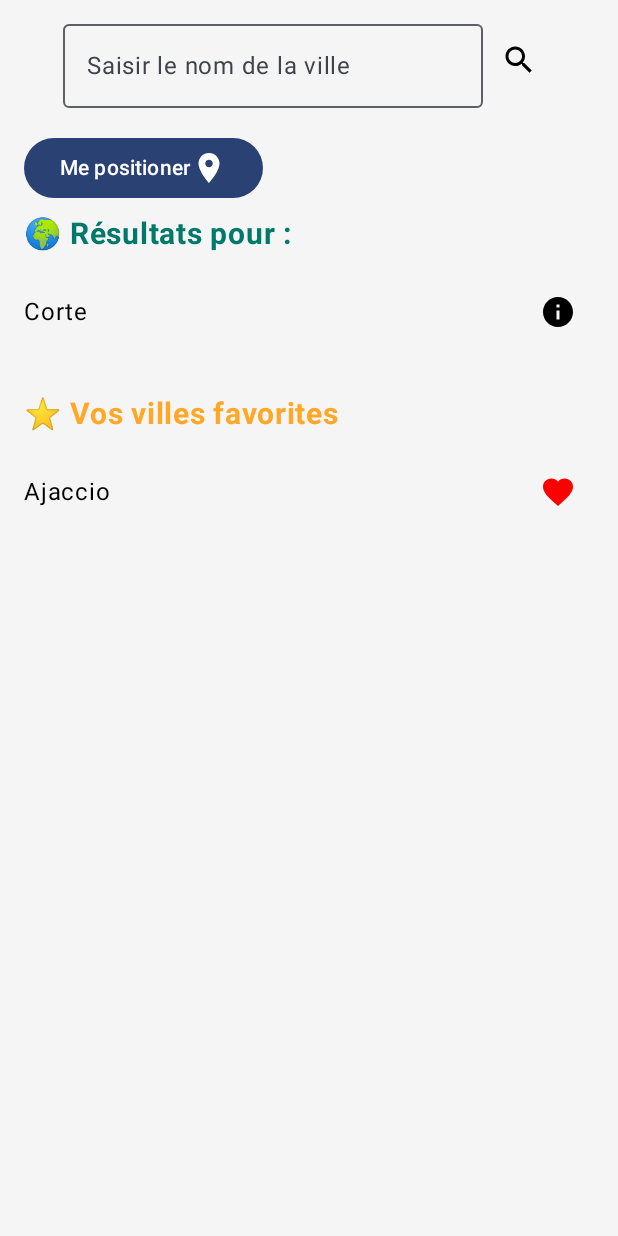
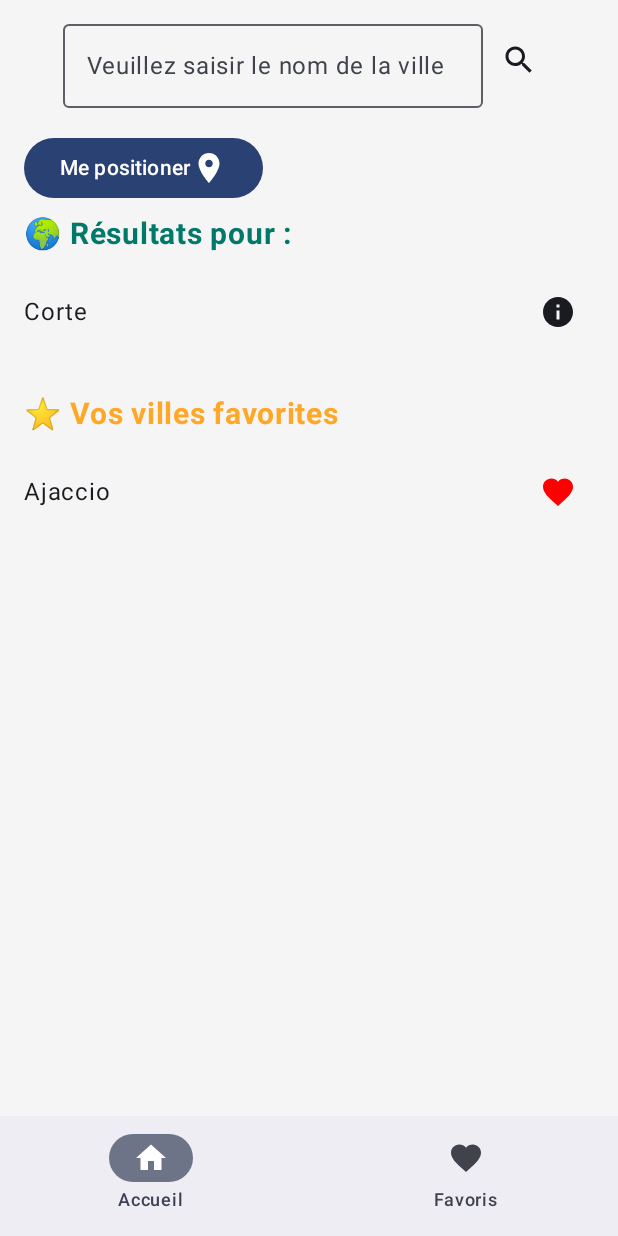
Before and after one commit to yasminehamadene/M-t-o_, an Android app built with Jetpack Compose: the home screen opened through its navigation route, on a phone screen of 412 x 824 dp. Run offline under Robolectric (Android 15) with nearby library versions, the phone set to English and light mode, and no system bars.

Commit message:
ajout de la navigation entre Accueil et Favoris

```diff
--- a/app/src/main/java/com/example/mto_/MainActivity.kt
+++ b/app/src/main/java/com/example/mto_/MainActivity.kt
@@ -4,16 +4,22 @@ import android.os.Bundle
 import androidx.activity.ComponentActivity
 import androidx.activity.compose.setContent
 import androidx.activity.enableEdgeToEdge
-import androidx.compose.foundation.layout.fillMaxSize
 import androidx.compose.foundation.layout.padding
+import androidx.compose.material3.Icon
+import androidx.compose.material3.NavigationBar
+import androidx.compose.material3.NavigationBarItem
 import androidx.compose.material3.Scaffold
 import androidx.compose.material3.Text
-import androidx.compose.runtime.Composable
+import androidx.compose.runtime.getValue
 import androidx.compose.ui.Modifier
-import androidx.compose.ui.tooling.preview.Preview
+import androidx.navigation.compose.currentBackStackEntryAsState
 import androidx.navigation.compose.rememberNavController
 import com.example.mto_.navigation.navigate
+import com.example.mto_.navigation.Routes
 import com.example.mto_.ui.theme.Météo_Theme
+import androidx.compose.material.icons.Icons
+import androidx.compose.material.icons.filled.Favorite
+import androidx.compose.material.icons.filled.Home
 
 class MainActivity : ComponentActivity() {
     override fun onCreate(savedInstanceState: Bundle?) {
@@ -22,15 +28,46 @@ class MainActivity : ComponentActivity() {
         setContent {
             Météo_Theme {
                 val navController = rememberNavController()
+                val navBackStackEntry by navController.currentBackStackEntryAsState()
+                val currentRoute = navBackStackEntry?.destination?.route
 
-                navigate(
-                    navController= rememberNavController()
-                )
+                Scaffold(
+                    bottomBar = {
+                        NavigationBar {
+                            NavigationBarItem(
+                                selected = currentRoute == Routes.HOME_PAGE,
+                                onClick = {
+                                    navController.navigate(Routes.HOME_PAGE) {
+                                        popUpTo(Routes.HOME_PAGE) { inclusive = true }
+                                    }
+                                },
+                                icon = {
+                                    Icon(Icons.Filled.Home, contentDescription = "Accueil")
+                                },
+                                label = { Text("Accueil") }
+                            )
+
+                            NavigationBarItem(
+                                selected = currentRoute == Routes.FAVORITES,  // Utilisation de Routes.FAVORITES
+                                onClick = {
+                                    navController.navigate(Routes.FAVORITES) {  // Utilisation de Routes.FAVORITES
+                                        popUpTo(Routes.FAVORITES) { inclusive = true }
+                                    }
+                                },
+                                icon = {
+                                    Icon(Icons.Filled.Favorite, contentDescription = "Favoris")
+                                },
+                                label = { Text("Favoris") }
+                            )
+                        }
+                    }
+                ) { paddingValues ->
+                    navigate(
+                        navController = navController,
+                        modifier = Modifier.padding(paddingValues)
+                    )
                 }
             }
         }
-
-
-
-
     }
+}
--- a/app/src/main/java/com/example/mto_/navigation/navigate.kt
+++ b/app/src/main/java/com/example/mto_/navigation/navigate.kt
@@ -5,25 +5,21 @@ import androidx.compose.ui.Modifier
 import androidx.navigation.NavHostController
 import androidx.navigation.compose.NavHost
 import androidx.navigation.compose.composable
-import com.example.mto_.components.favorit
-import com.example.mto_.datacontracts.MeteoDto
 import com.example.mto_.views.Accueil
 import com.example.mto_.views.FavoritesView
-import yahvya.meteo_app.views.MeteoDetailsView
-import yahvya.meteo_app.views.MeteoDetailsViewPreview
+import com.example.mto_.datacontracts.MeteoDto
+import com.example.mto_.datacontracts.Hourly
+import com.example.meteo_app.views.MeteoDetailsView
 
-
-data object Routes{
-    const val HOME_PAGE= "home"
-    const val FAVORITES= "favoritView"
-    const val METEO_DETAILS= "details"
-
+data object Routes {
+    const val HOME_PAGE = "home"
+    const val FAVORITES = "favoritView"  // Vérifier que ce nom correspond bien partout
+    const val METEO_DETAILS = "details"
 }
-
 
 @Composable
 fun navigate(navController: NavHostController, modifier: Modifier = Modifier) {
-    lateinit var meteoDto: MeteoDto
+
     NavHost(
         navController = navController,
         startDestination = Routes.HOME_PAGE,
@@ -32,10 +28,36 @@ fun navigate(navController: NavHostController, modifier: Modifier = Modifier) {
         composable(route = Routes.HOME_PAGE) {
             Accueil()
         }
+
         composable(route = Routes.FAVORITES) {
             FavoritesView()
         }
 
-
+        composable(route = Routes.METEO_DETAILS) {
+            MeteoDetailsView(
+                modifier = Modifier,
+                weatherDto = MeteoDto(
+                    cityName = "Paris",
+                    longitude = "2.3522",
+                    latitude = "48.8566",
+                    temperatureUnit = "°C",
+                    windSpeedUnit = "km/h",
+                    cloudMeasureUnit = "%",
+                    rainMeasureUnit = "mm",
+                    temperatureMeasures = mutableListOf(
+                        Hourly(
+                            date = "2024-12-17T06:00",
+                            temperature = "8",
+                            temperatureMin = "2",
+                            temperatureMax = "13",
+                            rainMeasure = "0",
+                            cloudLowMeasure = "10%",
+                            cloudHighMeasure = "20%"
+                        )
+                    )
+                ),
+                onAddInFavorites = { /* Action à définir */ }
+            )
+        }
     }
 }
--- a/app/src/main/java/com/example/mto_/views/Acceuil.kt
+++ b/app/src/main/java/com/example/mto_/views/Acceuil.kt
@@ -70,7 +70,7 @@ fun Accueil() {
                 .fillMaxWidth()
                 .padding(bottom = 16.dp),
             textFieldValue = research,
-            searchBarePlaceholder = "Saisir le nom de la ville",
+            searchBarePlaceholder = "Veuillez saisir le nom de la ville",
             description = "Recherche météo",
             onButton = {},
             onValueChange = { newVal -> research.value = newVal }
--- a/app/src/main/java/com/example/mto_/views/detailsMeteoCity.kt
+++ b/app/src/main/java/com/example/mto_/views/detailsMeteoCity.kt
@@ -1,4 +1,4 @@
-package yahvya.meteo_app.views
+package com.example.meteo_app.views
 
 import androidx.compose.foundation.background
 import androidx.compose.foundation.layout.*
```
